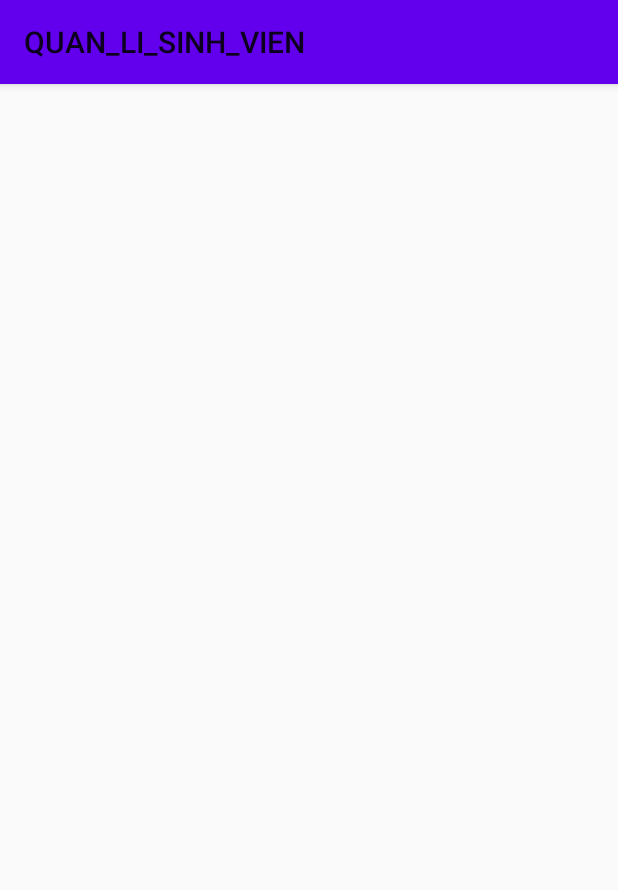
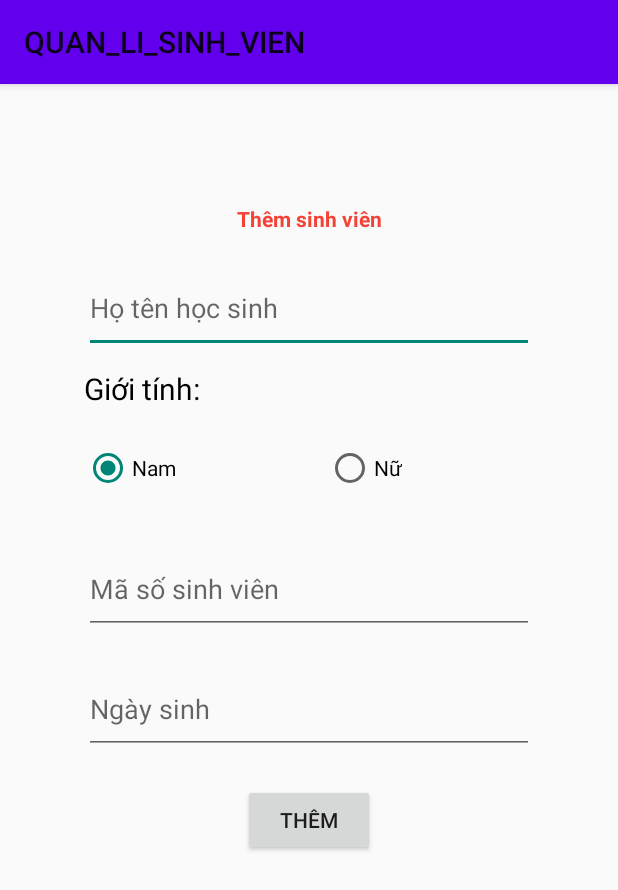
Before and after one commit to iFrancez/QUAN_LI_SINH_VIEN_MB, an Android app: the ActivityAddStudent screen opened directly, with no data from a screen before it, on a phone screen of 412 x 824 dp. Shown: the top 890 px of the screen. Run offline under Robolectric (Android 15) with nearby library versions, the phone set to English and light mode, and no system bars.

Commit message:
add database of Student

```diff
--- a/app/src/main/java/com/example/quan_li_sinh_vien/ActivityAddStudent.java
+++ b/app/src/main/java/com/example/quan_li_sinh_vien/ActivityAddStudent.java
@@ -2,13 +2,144 @@ package com.example.quan_li_sinh_vien;
 
 import androidx.appcompat.app.AppCompatActivity;
 
+import android.annotation.SuppressLint;
+import android.app.DatePickerDialog;
+import android.app.Dialog;
+import android.content.Intent;
 import android.os.Bundle;
+import android.view.View;
+import android.widget.Button;
+import android.widget.EditText;
+import android.widget.RadioButton;
+import android.widget.Toast;
+
+import com.example.quan_li_sinh_vien.database.database;
+import com.example.quan_li_sinh_vien.model.Student;
+
+import java.text.ParseException;
+import java.text.SimpleDateFormat;
+import java.util.Calendar;
+import java.util.Date;
 
 public class ActivityAddStudent extends AppCompatActivity {
+
+    Button buttonAddStudent;
+    EditText editTextStudentName, editTextStudentCode, editTextStudentBirth;
+    RadioButton radioButtonMale, radioButtonFemale;
+    com.example.quan_li_sinh_vien.database.database database;
 
     @Override
     protected void onCreate(Bundle savedInstanceState) {
         super.onCreate(savedInstanceState);
         setContentView(R.layout.activity_add_student);
+
+        buttonAddStudent = findViewById(R.id.buttonAddStudent);
+        editTextStudentName = findViewById(R.id.EditTextStudentName);
+        editTextStudentCode = findViewById(R.id.EditTextStudentCode);
+        editTextStudentBirth = findViewById(R.id.EditTextStudentBirth);
+        radioButtonMale = findViewById(R.id.radiobuttonMale);
+        radioButtonFemale = findViewById(R.id.radiobuttonFemale);
+
+        //lấy id subject
+        Intent intent = getIntent();
+        int id_subject = intent.getIntExtra("id_subject", 0);
+
+        database = new database(this);
+        buttonAddStudent.setOnClickListener(new View.OnClickListener() {
+            @Override
+            public void onClick(View view) {
+                DialogAdd(id_subject);
+            }
+        });
+
+        //date
+        // Tạo DatePickerDialog
+        final Calendar calendar = Calendar.getInstance();
+        int year = calendar.get(Calendar.YEAR);
+        int month = calendar.get(Calendar.MONTH);
+        int dayOfMonth = calendar.get(Calendar.DAY_OF_MONTH);
+
+        final EditText editTextStudentBirth = findViewById(R.id.EditTextStudentBirth);
+        editTextStudentBirth.setOnClickListener(view -> {
+            @SuppressLint("SetTextI18n") DatePickerDialog datePickerDialog = new DatePickerDialog(ActivityAddStudent.this, (view1, year1, monthOfYear, dayOfMonth1) -> {
+                // Thiết lập giá trị cho EditText
+                editTextStudentBirth.setText(dayOfMonth1 + "/" + (monthOfYear + 1) + "/" + year1);
+            }, year, month, dayOfMonth);
+            datePickerDialog.show();
+        });
     }
+
+    //dialog add
+    private void DialogAdd(int id_subject) {
+
+        Dialog dialog = new Dialog(this);
+        dialog.setContentView(R.layout.dialogaddstudent);
+        dialog.setCanceledOnTouchOutside(false);
+
+        Button btnYes = dialog.findViewById(R.id.buttonYesAddStudent);
+        Button btnNo = dialog.findViewById(R.id.buttonNoAddStudent);
+
+        btnYes.setOnClickListener(new View.OnClickListener() {
+            @Override
+            public void onClick(View view) {
+                String name = editTextStudentName.getText().toString().trim();
+                String code = editTextStudentCode.getText().toString().trim();
+                String birthday = editTextStudentBirth.getText().toString().trim();
+                String sex = "";
+
+                //Kiểm tra radiobtn true tại đâu thì lấy giá trị nam hay nữ gán vào sex
+                if (radioButtonMale.isChecked()) {
+                    sex = "Nam";
+                } else {
+                    sex = "Nữ";
+                }
+
+                if (name.equals("") || code.equals("") || birthday.equals("") || sex.equals("")) {
+                    Toast.makeText(ActivityAddStudent.this, "Vui lòng nhập đầy đủ thông tin", Toast.LENGTH_SHORT).show();
+                } else {
+                    Boolean checkStudents = database.checkStudent(code);
+                    if (!checkStudents) {
+                        Student student = CreateStudent(id_subject);
+
+                        database.AddStudent(student);
+
+                        Intent intent = new Intent(ActivityAddStudent.this, ActivityStudent.class);
+                        intent.putExtra("id_subject", id_subject);
+                        startActivity(intent);
+
+                        Toast.makeText(ActivityAddStudent.this, "Thêm học sinh thành công", Toast.LENGTH_SHORT).show();
+                    } else {
+                        Toast.makeText(ActivityAddStudent.this, "Học sinh đã tồn tại ! Vui lòng thử lại", Toast.LENGTH_SHORT).show();
+                    }
+                }
+            }
+        });
+
+        btnNo.setOnClickListener(new View.OnClickListener() {
+            @Override
+            public void onClick(View view) {
+                dialog.cancel();
+            }
+        });
+        dialog.show();
+    }
+
+    private Student CreateStudent(int id_subject) {
+        String name = editTextStudentName.getText().toString().trim();
+        String code = editTextStudentCode.getText().toString().trim();
+        String birthday = editTextStudentBirth.getText().toString().trim();
+        String sex = "";
+
+        //Kiểm tra radiobtn true tại đâu thì lấy giá trị nam hay nữ gán vào sex
+        if (radioButtonMale.isChecked()) {
+            sex = "Nam";
+        } else {
+            sex = "Nữ";
+        }
+
+        Student student = new Student(name, sex, code, birthday, id_subject);
+        return student;
+    }
+
+
 }
--- a/app/src/main/res/layout/activity_add_student.xml
+++ b/app/src/main/res/layout/activity_add_student.xml
@@ -1,9 +1,84 @@
 <?xml version="1.0" encoding="utf-8"?>
-<androidx.constraintlayout.widget.ConstraintLayout xmlns:android="http://schemas.android.com/apk/res/android"
+<LinearLayout xmlns:android="http://schemas.android.com/apk/res/android"
     xmlns:app="http://schemas.android.com/apk/res-auto"
     xmlns:tools="http://schemas.android.com/tools"
     android:layout_width="match_parent"
     android:layout_height="match_parent"
-    tools:context=".ActivityAddStudent">
+    android:orientation="vertical"
+    tools:context=".ActivityAddSubject">
+    <TextView
+        android:layout_marginTop="80dp"
+        android:textColor="#F44336"
+        android:gravity="center"
+        android:textStyle="bold"
+        android:text="Thêm sinh viên"
+        android:layout_width="match_parent"
+        android:layout_height="wrap_content"></TextView>
 
-</androidx.constraintlayout.widget.ConstraintLayout>
+    <EditText
+        android:layout_marginTop="20dp"
+        android:layout_gravity="center"
+        android:id="@+id/EditTextStudentName"
+        android:hint="Họ tên học sinh"
+        android:layout_width="300dp"
+        android:layout_height="60dp"></EditText>
+    <TextView
+        android:layout_marginTop="10dp"
+        android:textColor="#000000"
+        android:textSize="20sp"
+        android:text="Giới tính: "
+        android:layout_gravity="center"
+        android:layout_width="300dp"
+        android:layout_height="wrap_content"></TextView>
+    <RadioGroup
+        android:layout_gravity="center"
+        android:paddingTop="15dp"
+        android:orientation="horizontal"
+        android:layout_width="300dp"
+        android:layout_height="70dp">
+
+        <RadioButton
+            android:id="@+id/radiobuttonMale"
+            android:layout_width="wrap_content"
+            android:layout_height="wrap_content"
+            android:checked="true"
+            android:minHeight="48dp"
+            android:text="Nam"
+            android:textColor="#000000"></RadioButton>
+
+        <RadioButton
+            android:id="@+id/radiobuttonFemale"
+            android:layout_width="wrap_content"
+            android:layout_height="wrap_content"
+            android:layout_marginLeft="100dp"
+            android:minHeight="48dp"
+            android:text="Nữ"
+            android:textColor="#000000"></RadioButton>
+    </RadioGroup>
+
+    <EditText
+        android:layout_marginTop="20dp"
+        android:layout_gravity="center"
+        android:id="@+id/EditTextStudentCode"
+        android:hint="Mã số sinh viên"
+        android:layout_width="300dp"
+        android:layout_height="60dp"></EditText>
+
+    <EditText
+        android:inputType="datetime"
+        android:layout_marginTop="20dp"
+        android:layout_gravity="center"
+        android:id="@+id/EditTextStudentBirth"
+        android:hint="Ngày sinh"
+        android:layout_width="300dp"
+        android:layout_height="60dp"></EditText>
+
+    <Button
+
+        android:layout_marginTop="20dp"
+        android:layout_gravity="center"
+        android:text="Thêm"
+        android:id="@+id/buttonAddStudent"
+        android:layout_width="wrap_content"
+        android:layout_height="wrap_content"></Button>
+</LinearLayout>
--- a/app/src/main/res/layout/liststudent.xml
+++ b/app/src/main/res/layout/liststudent.xml
@@ -8,7 +8,7 @@
     android:orientation="horizontal">
 
     <LinearLayout
-        android:layout_width="200dp"
+        android:layout_width="220dp"
         android:layout_height="wrap_content"
         android:orientation="vertical"
         android:padding="20dp">
@@ -27,7 +27,7 @@
             <TextView
                 android:textColor="#000000"
                 android:textSize="20sp"
-                android:text="Mã số sinh viên: "
+                android:text="MSSV: "
                 android:layout_width="wrap_content"
                 android:layout_height="wrap_content"></TextView>
             <TextView
```
Also changed, not shown: app/src/main/java/com/example/quan_li_sinh_vien/database/database.java (+15 -0 lines), app/src/main/res/layout/dialogaddstudent.xml (added, +43 -0 lines).
